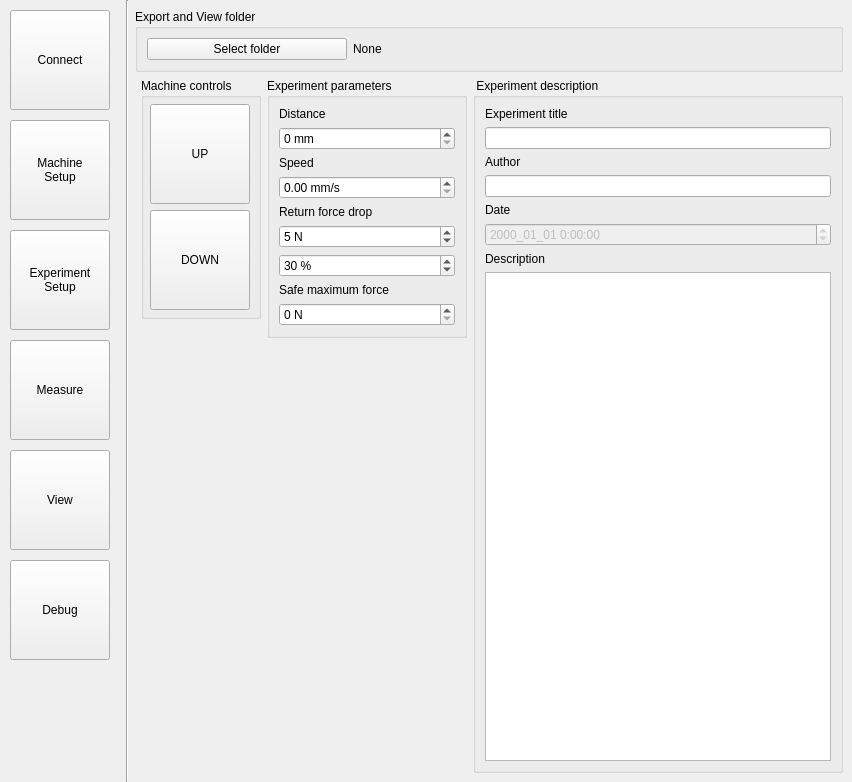
Before: the Qt Designer form src/main/resources/base/design.ui in OndrejPistora/thymos-loader, drawn with Qt 5.
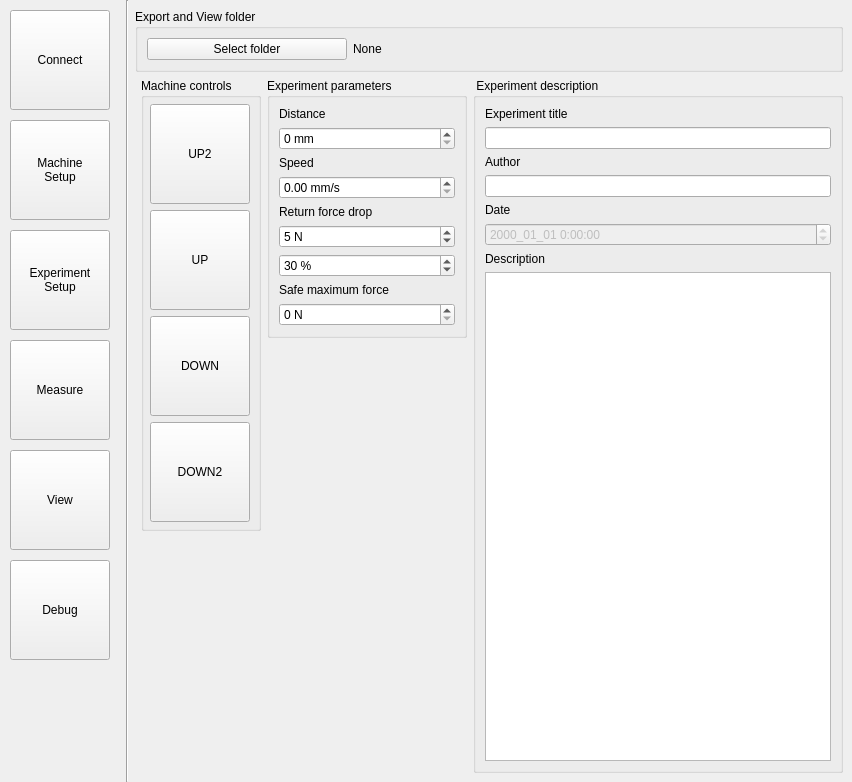
After: the same form once the commit is applied. The open tabs and pages were chosen to show the change. Custom widgets are drawn as their Qt base class.

```diff
--- a/src/main/resources/base/design.ui
+++ b/src/main/resources/base/design.ui
@@ -884,6 +884,31 @@
                  <property name="bottomMargin">
                   <number>6</number>
                  </property>
+                 <item>
+                  <widget class="TouchButton" name="buttonUp2">
+                   <property name="sizePolicy">
+                    <sizepolicy hsizetype="Minimum" vsizetype="Fixed">
+                     <horstretch>0</horstretch>
+                     <verstretch>0</verstretch>
+                    </sizepolicy>
+                   </property>
+                   <property name="minimumSize">
+                    <size>
+                     <width>50</width>
+                     <height>100</height>
+                    </size>
+                   </property>
+                   <property name="maximumSize">
+                    <size>
+                     <width>100</width>
+                     <height>100</height>
+                    </size>
+                   </property>
+                   <property name="text">
+                    <string>UP2</string>
+                   </property>
+                  </widget>
+                 </item>
                  <item>
                   <widget class="TouchButton" name="buttonUp">
                    <property name="sizePolicy">
@@ -934,6 +959,31 @@
                    </property>
                   </widget>
                  </item>
+                 <item>
+                  <widget class="TouchButton" name="buttonDown2">
+                   <property name="sizePolicy">
+                    <sizepolicy hsizetype="Minimum" vsizetype="Fixed">
+                     <horstretch>0</horstretch>
+                     <verstretch>0</verstretch>
+                    </sizepolicy>
+                   </property>
+                   <property name="minimumSize">
+                    <size>
+                     <width>50</width>
+                     <height>100</height>
+                    </size>
+                   </property>
+                   <property name="maximumSize">
+                    <size>
+                     <width>100</width>
+                     <height>100</height>
+                    </size>
+                   </property>
+                   <property name="text">
+                    <string>DOWN2</string>
+                   </property>
+                  </widget>
+                 </item>
                 </layout>
                </widget>
               </item>
```
Left out of the diff: 2 changed lines with no effect on the pictures.
